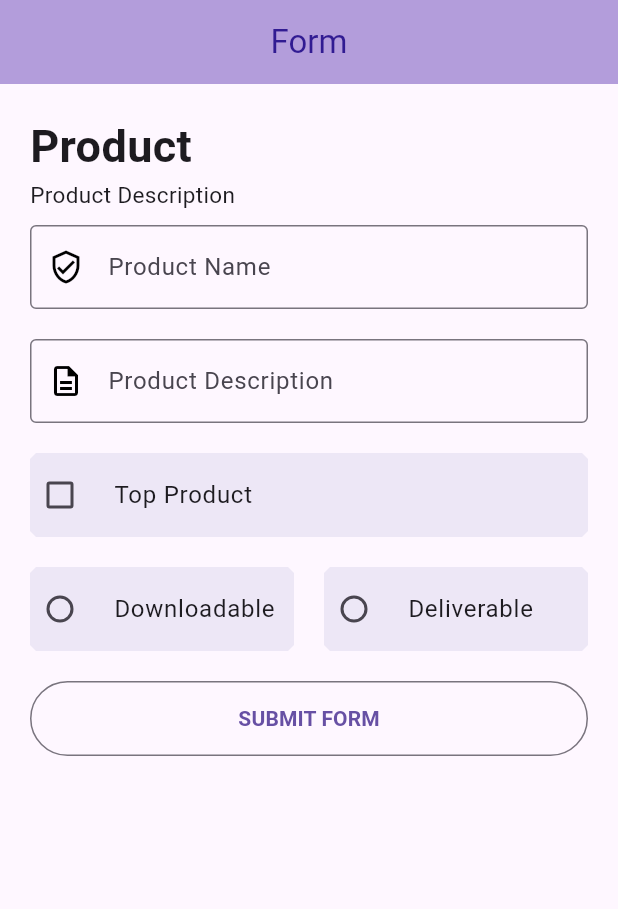
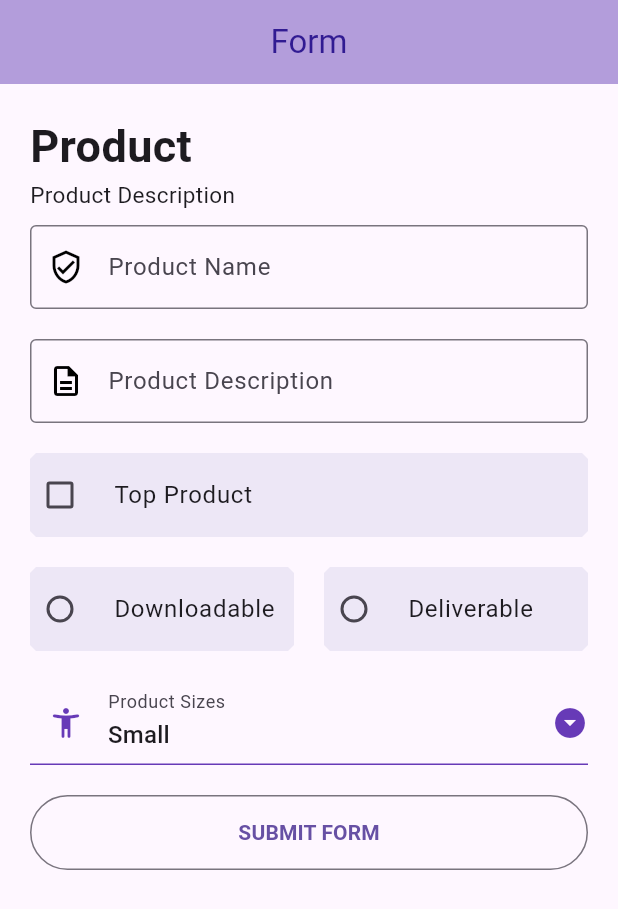
Before and after one commit to umersagheer/CodingWithT_beginners-app, a Flutter app: the screen it shows after launch, on a phone screen of 412 x 824 dp. Shown: the top 909 px of the screen. Run offline on Flutter 3.47's test engine with Material 3 defaults, Android fonts, the light colour scheme and no system bars.

Commit message:
dropdown

```diff
--- a/lib/screens/form.dart
+++ b/lib/screens/form.dart
@@ -10,12 +10,18 @@ class FormScreen extends StatefulWidget {
 }
 
 class _FormScreenState extends State<FormScreen> {
+  _FormScreenState() {
+    _selectedProductSize = _productSizesList[0];
+  }
+
   final _productController = TextEditingController();
   final _productDesController = TextEditingController();
   bool? _checkboxList = false;
 
   ProductTypeEnum? _productTypeEnum;
 
+  final _productSizesList = ["Small", "Medium", "Large", "Extra Large"];
+  String? _selectedProductSize = "";
   @override
   void dispose() {
     super.dispose();
@@ -102,6 +108,34 @@ class _FormScreenState extends State<FormScreen> {
               ],
             ),
             const SizedBox(height: 20),
+            DropdownButtonFormField(
+              value: _selectedProductSize,
+              icon: const Icon(
+                Icons.arrow_drop_down_circle,
+                color: Colors.deepPurple,
+              ),
+              dropdownColor: Colors.deepPurple.shade50,
+              decoration: const InputDecoration(
+                labelText: "Product Sizes",
+                prefixIcon: Icon(Icons.accessibility_new_rounded,
+                    color: Colors.deepPurple),
+                enabledBorder: UnderlineInputBorder(
+                  borderSide: BorderSide(color: Colors.deepPurple),
+                ),
+              ),
+              items: _productSizesList
+                  .map((size) => DropdownMenuItem(
+                        value: size,
+                        child: Text(size),
+                      ))
+                  .toList(),
+              onChanged: (val) {
+                setState(() {
+                  _selectedProductSize = val as String;
+                });
+              },
+            ),
+            const SizedBox(height: 20),
             submitButton(context),
           ],
         ),
```
